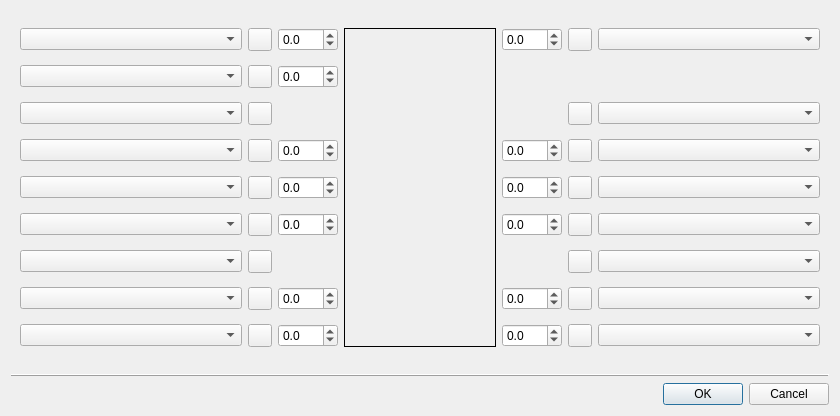
Before: the Qt Designer form lc_lib/qt/lc_qminifigdialog.ui in trevorsandy/lpub3d-ci, drawn with Qt 5.
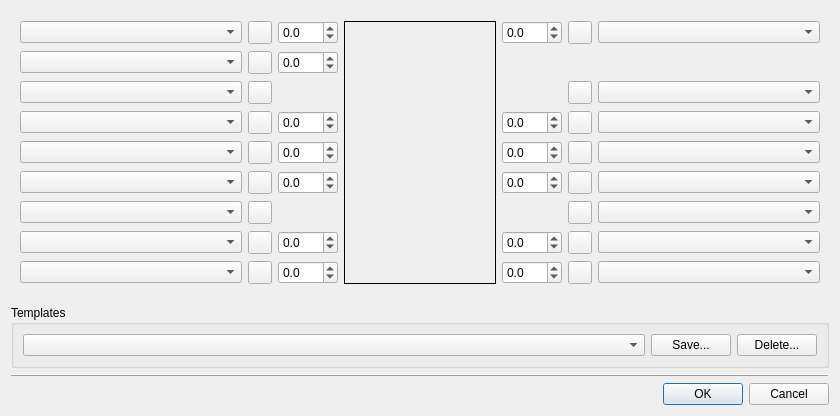
After: the same form once the commit is applied. Custom widgets are drawn as their Qt base class.

```diff
--- a/lc_lib/qt/lc_qminifigdialog.ui
+++ b/lc_lib/qt/lc_qminifigdialog.ui
@@ -674,6 +674,45 @@
      </layout>
     </widget>
    </item>
+   <item>
+    <widget class="QGroupBox" name="TemplateGroup">
+     <property name="sizePolicy">
+      <sizepolicy hsizetype="Preferred" vsizetype="Fixed">
+       <horstretch>0</horstretch>
+       <verstretch>0</verstretch>
+      </sizepolicy>
+     </property>
+     <property name="title">
+      <string>Templates</string>
+     </property>
+     <layout class="QHBoxLayout" name="horizontalLayout_2">
+      <item>
+       <widget class="QComboBox" name="TemplateComboBox">
+        <property name="sizePolicy">
+         <sizepolicy hsizetype="Expanding" vsizetype="Fixed">
+          <horstretch>0</horstretch>
+          <verstretch>0</verstretch>
+         </sizepolicy>
+        </property>
+       </widget>
+      </item>
+      <item>
+       <widget class="QPushButton" name="TemplateSaveButton">
+        <property name="text">
+         <string>Save...</string>
+        </property>
+       </widget>
+      </item>
+      <item>
+       <widget class="QPushButton" name="TemplateDeleteButton">
+        <property name="text">
+         <string>Delete...</string>
+        </property>
+       </widget>
+      </item>
+     </layout>
+    </widget>
+   </item>
    <item>
     <widget class="QFrame" name="frame">
      <property name="frameShape">
```
Left out of the diff: 52 changed lines with no effect on the pictures.
